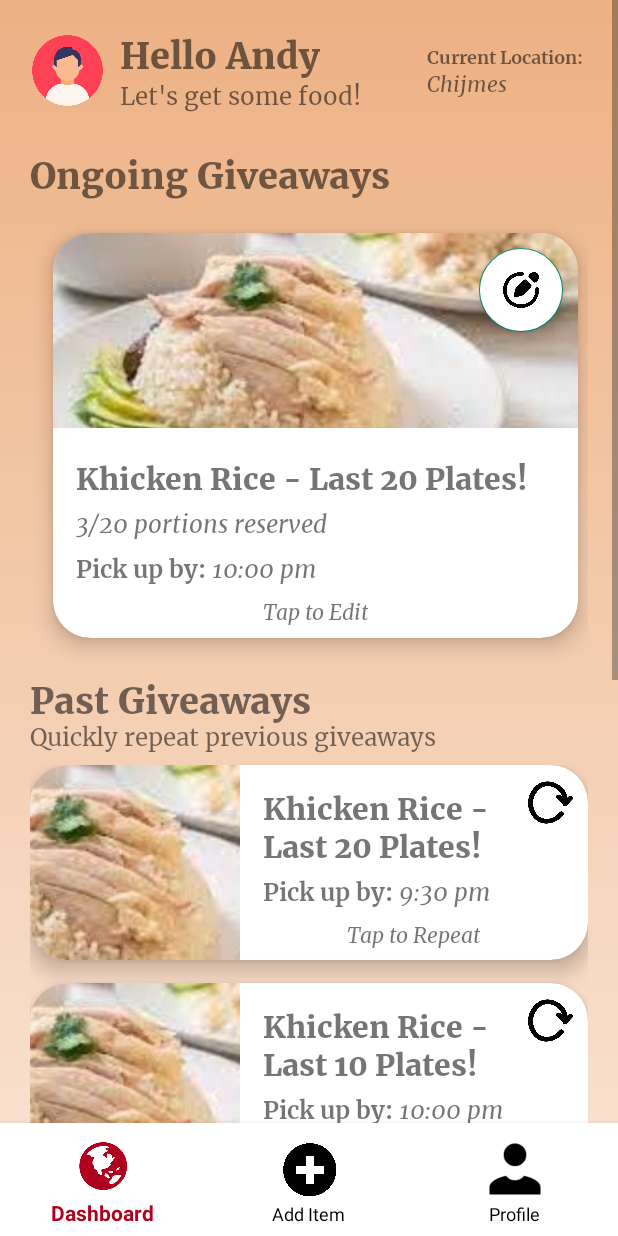
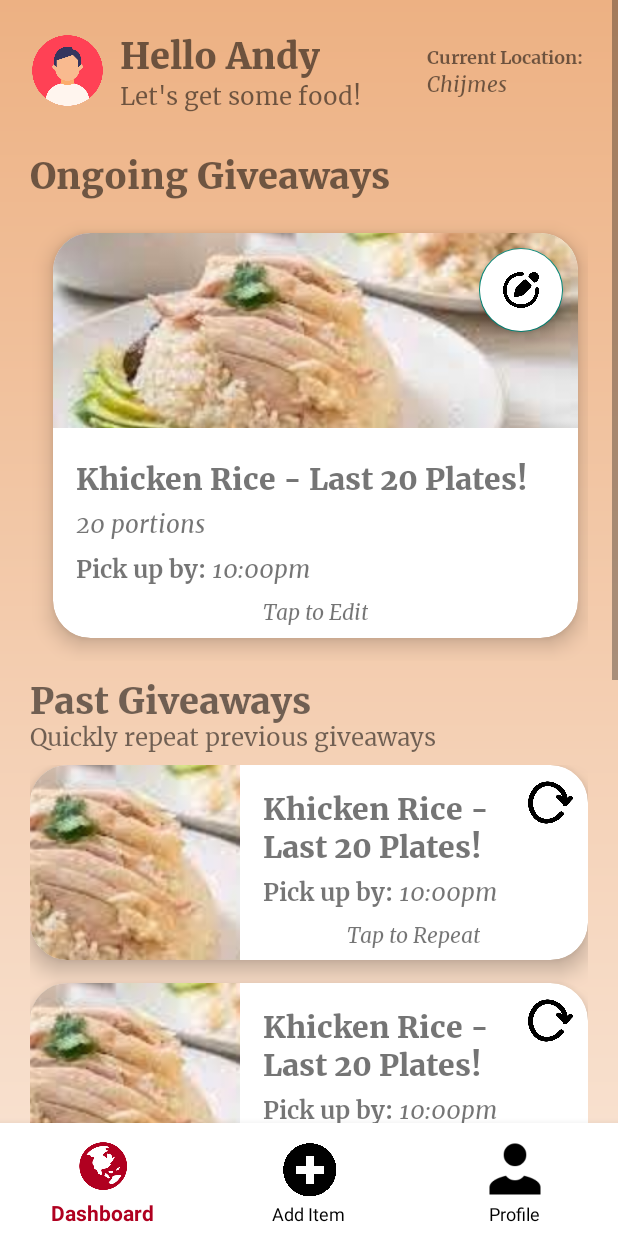
Before and after one commit to elyssatanxy/hawkergogo, an Android app: the SellerHome screen opened directly, with no data from a screen before it, on a phone screen of 412 x 824 dp. Run offline under Robolectric (Android 15) with nearby library versions, the phone set to English and light mode, and no system bars.

Commit message:
cartItem -> lisiting in sellerHome

```diff
--- a/app/src/main/java/com/example/hawkergogo/Giveaway.java
+++ b/app/src/main/java/com/example/hawkergogo/Giveaway.java
@@ -5,9 +5,11 @@ import androidx.recyclerview.widget.LinearLayoutManager;
 import androidx.recyclerview.widget.RecyclerView;
 
 import android.app.Dialog;
+import android.content.Intent;
 import android.graphics.Color;
 import android.graphics.drawable.ColorDrawable;
 import android.os.Bundle;
+import android.provider.MediaStore;
 import android.view.View;
 import android.widget.Button;
 import android.widget.EditText;
@@ -61,6 +63,13 @@ public class Giveaway extends AppCompatActivity{
         openCamera.setOnClickListener(new View.OnClickListener() {
             @Override
             public void onClick(View view) {
+                try{
+                    Intent cameraIntent = new Intent();
+                    cameraIntent.setAction(MediaStore.ACTION_IMAGE_CAPTURE);
+                    startActivity(cameraIntent);
+                } catch (Exception e){
+                    e.printStackTrace();
+                }
                 setImagePrefill(R.drawable.food_caifan);
             }
         });
--- a/app/src/main/java/com/example/hawkergogo/OngoingAdapter.java
+++ b/app/src/main/java/com/example/hawkergogo/OngoingAdapter.java
@@ -11,7 +11,7 @@ import android.view.LayoutInflater;
 import java.util.List;
 
 public class OngoingAdapter extends RecyclerView.Adapter<OngoingAdapter.MyView>{
-    private List<CartItem> list;
+    private List<Lisiting> list;
 
     // View Holder class which
     // extends RecyclerView.ViewHolder
@@ -34,7 +34,7 @@ public class OngoingAdapter extends RecyclerView.Adapter<OngoingAdapter.MyView>{
 
     // Constructor for adapter class
     // which takes a list of String type
-    public OngoingAdapter(List<CartItem> horizontalList)
+    public OngoingAdapter(List<Lisiting> horizontalList)
     {
         this.list = horizontalList;
     }
@@ -52,11 +52,11 @@ public class OngoingAdapter extends RecyclerView.Adapter<OngoingAdapter.MyView>{
     @Override
     public void onBindViewHolder(final OngoingAdapter.MyView holder, final int position)
     {
-        CartItem item = list.get(position);
+        Lisiting item = list.get(position);
         holder.textViewTitle.setText(item.getTitle());
-        holder.textViewReserved.setText(item.getReserved());
-        holder.textViewPickup.setText(item.getPickup());
-        holder.imageView.setImageResource(item.getImageId());
+        holder.textViewReserved.setText(String.valueOf(item.getPortions()));
+        holder.textViewPickup.setText(item.getTime());
+        holder.imageView.setImageResource(item.getImage());
     }
 
     @Override
--- a/app/src/main/java/com/example/hawkergogo/PastAdapter.java
+++ b/app/src/main/java/com/example/hawkergogo/PastAdapter.java
@@ -10,7 +10,7 @@ import java.util.List;
 
 public class PastAdapter extends RecyclerView.Adapter<PastAdapter.MyView> {
     // Replace CartItem with your item
-    private List<CartItem> list;
+    private List<Lisiting> list;
 
     // View Holder class which
     // extends RecyclerView.ViewHolder
@@ -31,7 +31,7 @@ public class PastAdapter extends RecyclerView.Adapter<PastAdapter.MyView> {
 
     // Constructor for adapter class
     // which takes a list of String type
-    public PastAdapter(List<CartItem> horizontalList) {
+    public PastAdapter(List<Lisiting> horizontalList) {
         this.list = horizontalList;
     }
 
@@ -47,10 +47,10 @@ public class PastAdapter extends RecyclerView.Adapter<PastAdapter.MyView> {
 
     @Override
     public void onBindViewHolder(final MyView holder, final int position) {
-        CartItem item = list.get(position);
+        Lisiting item = list.get(position);
         holder.textViewTitle.setText(item.getTitle());
-        holder.textViewPickup.setText(item.getPickup());
-        holder.imageView.setImageResource(item.getImageId());
+        holder.textViewPickup.setText(item.getTime());
+        holder.imageView.setImageResource(item.getImage());
     }
 
     @Override
--- a/app/src/main/java/com/example/hawkergogo/SellerHome.java
+++ b/app/src/main/java/com/example/hawkergogo/SellerHome.java
@@ -18,13 +18,13 @@ public class SellerHome extends AppCompatActivity{
     RecyclerView itemsRecycler;
     RecyclerView.LayoutManager itemsRecyclerViewLayoutManager;
     LinearLayoutManager verticalLayout;
-    ArrayList<CartItem> itemsSource;
+    ArrayList<Lisiting> itemsSource;
     PastAdapter itemsAdapter;
 
     RecyclerView ongoingRecycler;
     RecyclerView.LayoutManager ongoingRecyclerViewLayoutManager;
     LinearLayoutManager horizontalLayout;
-    ArrayList<CartItem> ongoingSource;
+    ArrayList<Lisiting> ongoingSource;
     OngoingAdapter ongoingAdapter;
 
 
@@ -91,8 +91,10 @@ public class SellerHome extends AppCompatActivity{
 
     public void addItemsToItemsRecyclerViewArrayList() {
         // Adding items to ArrayList
-        CartItem item = new CartItem(R.drawable.sell_chickenrice, "Khicken Rice - Last 20 Plates!", "9:30 pm");
-        CartItem item2 = new CartItem(R.drawable.sell_chickenrice, "Khicken Rice -  Last 10 Plates!", "10:00 pm");
+        Lisiting item = new Lisiting(R.drawable.sell_chickenrice, "Khicken Rice - Last 20 Plates!", 20,
+                "Waterlooloo", "Yummy Chicken Rice", "10:00pm");
+        Lisiting item2 = new Lisiting(R.drawable.sell_chickenrice, "Khicken Rice - Last 20 Plates!", 20,
+                "Waterlooloo", "Yummy Chicken Rice", "10:00pm");
         itemsSource = new ArrayList<>();
         itemsSource.add(item);
         itemsSource.add(item2);
@@ -103,8 +105,10 @@ public class SellerHome extends AppCompatActivity{
 
     public void addItemsToOngoingRecyclerViewArrayList() {
         // Adding items to ArrayList
-        CartItem item = new CartItem(R.drawable.sell_chickenrice, "Khicken Rice - Last 20 Plates!", "10:00 pm", "3/20");
-        CartItem item2 = new CartItem(R.drawable.sell_rice, "Khicken Rice -  Hainanese Rice", "10:00 pm", "5/10");
+        Lisiting item = new Lisiting(R.drawable.sell_chickenrice, "Khicken Rice - Last 20 Plates!", 20,
+                "Waterlooloo", "Yummy Chicken Rice", "10:00pm");
+        Lisiting item2 = new Lisiting(R.drawable.sell_rice, "Khicken Rice - Hainanese Rice", 10,
+                "Waterlooloo", "Yummy Chicken Rice", "10:00pm");
         ongoingSource = new ArrayList<>();
         ongoingSource.add(item);
         ongoingSource.add(item2);
--- a/app/src/main/res/layout/ongoing.xml
+++ b/app/src/main/res/layout/ongoing.xml
@@ -56,7 +56,7 @@
                     android:layout_width="wrap_content"
                     android:layout_height="wrap_content"
                     android:textSize="16sp"
-                    android:text=" portions reserved"
+                    android:text=" portions"
                     android:fontFamily="@font/merriweatheritalic"/>
 
             </LinearLayout>
```
